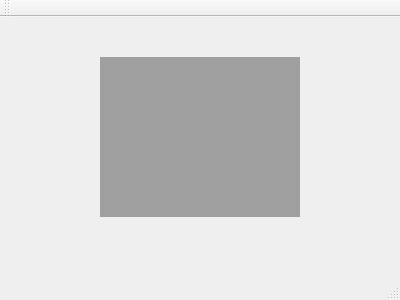
Above: mainwindow.ui from skronstein/MultiTimer before the change. Below: the same form after it.
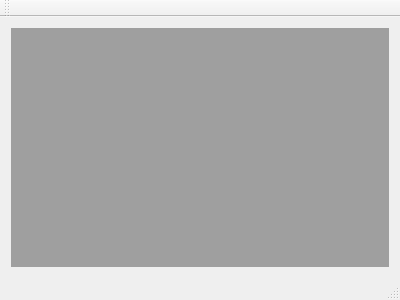
That is the form after the change.

Commit message: vertical layout for main window

Diff of the .ui file:
```diff
--- a/mainwindow.ui
+++ b/mainwindow.ui
@@ -14,16 +14,11 @@
    <string>MainWindow</string>
   </property>
   <widget class="QWidget" name="centralWidget">
-   <widget class="QMdiArea" name="mdiArea">
-    <property name="geometry">
-     <rect>
-      <x>100</x>
-      <y>40</y>
-      <width>200</width>
-      <height>160</height>
-     </rect>
-    </property>
-   </widget>
+   <layout class="QVBoxLayout" name="verticalLayout">
+    <item>
+     <widget class="QMdiArea" name="mdiArea"/>
+    </item>
+   </layout>
   </widget>
   <widget class="QMenuBar" name="menuBar">
    <property name="geometry">
```
